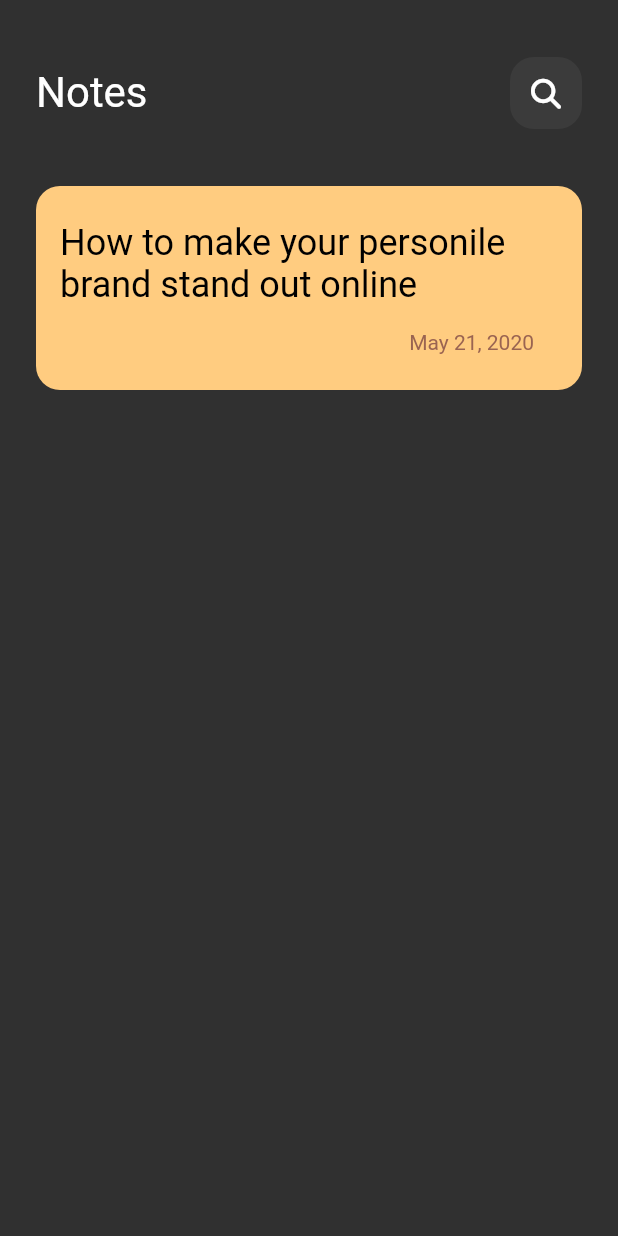
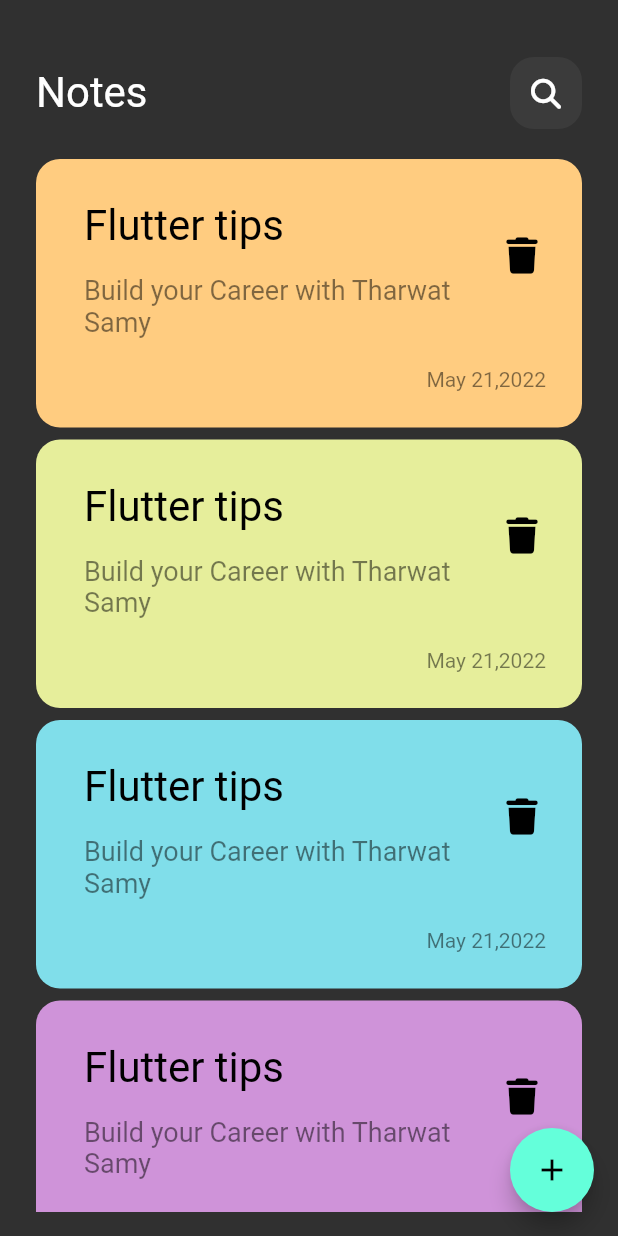
Before and after one commit to tharwatsamy/hive_play_ground, a Flutter app: the screen it shows after launch, on a phone screen of 412 x 824 dp. Run offline on Flutter 3.47's test engine with Material 2 defaults, Android fonts, the phone set to English and light mode, and no system bars; our stand-ins replace font_awesome_flutter, get, hive_flutter; accounts and stored records are empty.

Commit message:
refactor code

```diff
--- a/lib/main.dart
+++ b/lib/main.dart
@@ -1,6 +1,7 @@
 import 'package:flutter/material.dart';
+import 'package:get/get.dart';
 import 'package:hive_flutter/hive_flutter.dart';
-import 'package:hive_play_ground/views/todos_view.dart';
+import 'package:hive_play_ground/views/todos%20view/todos_view.dart';
 
 void main() async {
   await Hive.initFlutter();
@@ -12,7 +13,7 @@ class TodoApp extends StatelessWidget {
 
   @override
   Widget build(BuildContext context) {
-    return MaterialApp(
+    return GetMaterialApp(
       debugShowCheckedModeBanner: false,
       theme: ThemeData.dark(),
       home: const TodosView(),
--- /dev/null
+++ b/lib/views/todos view/todos_view.dart
@@ -0,0 +1,21 @@
+import 'package:flutter/material.dart';
+import 'package:get/get.dart';
+
+import 'widgets/todos_view_body.dart';
+
+class TodosView extends StatelessWidget {
+  const TodosView({Key? key}) : super(key: key);
+
+  @override
+  Widget build(BuildContext context) {
+    return Scaffold(
+      floatingActionButton: FloatingActionButton(
+        onPressed: () {
+
+        },
+        child: const Icon(Icons.add),
+      ),
+      body: const TodosViewBody(),
+    );
+  }
+}
--- a/lib/views/widgets/custom_app_bar.dart
+++ b/lib/views/todos view/widgets/custom_app_bar.dart
@@ -1,7 +1,6 @@
+import 'package:flutter/material.dart';
+import 'package:hive_play_ground/views/todos%20view/widgets/search_icon.dart';
 
-
-import 'package:flutter/material.dart';
-import 'package:hive_play_ground/views/widgets/search_icon.dart';
 class CustomAppBar extends StatelessWidget {
   const CustomAppBar({Key? key}) : super(key: key);
 
--- /dev/null
+++ b/lib/views/todos view/widgets/note_item.dart
@@ -0,0 +1,66 @@
+import 'package:flutter/material.dart';
+import 'package:font_awesome_flutter/font_awesome_flutter.dart';
+
+class NoteItem extends StatelessWidget {
+  const NoteItem({Key? key, required this.color, required this.text})
+      : super(key: key);
+
+  final Color color;
+  final String text;
+  @override
+  Widget build(BuildContext context) {
+    return Container(
+      width: double.infinity,
+      padding: const EdgeInsets.only(left: 16, top: 24, bottom: 24),
+      decoration: BoxDecoration(
+        borderRadius: BorderRadius.circular(16),
+        color: color,
+      ),
+      child: Column(
+        crossAxisAlignment: CrossAxisAlignment.end,
+        children: [
+          ListTile(
+            title: Text(
+              text,
+              style: const TextStyle(
+                color: Colors.black,
+                fontSize: 28,
+              ),
+            ),
+            subtitle: Padding(
+              padding: const EdgeInsets.only(top: 16),
+              child: Text(
+                "Build your Career with Tharwat Samy",
+                maxLines: 3,
+                style: TextStyle(
+                  color: Colors.black.withOpacity(.5),
+                  fontSize: 18,
+                ),
+              ),
+            ),
+            trailing: IconButton(
+                onPressed: () {},
+                icon: const Icon(
+                  FontAwesomeIcons.trash,
+                  color: Colors.black,
+                )),
+          ),
+          const SizedBox(
+            height: 16,
+          ),
+          Padding(
+            padding: const EdgeInsets.symmetric(horizontal: 24),
+            child: Text(
+              "May 21,2022",
+              maxLines: 3,
+              textAlign: TextAlign.end,
+              style: TextStyle(
+                color: Colors.black.withOpacity(.5),
+              ),
+            ),
+          )
+        ],
+      ),
+    );
+  }
+}
--- /dev/null
+++ b/lib/views/todos view/widgets/notes_list_view.dart
@@ -0,0 +1,28 @@
+import 'package:flutter/material.dart';
+
+import 'note_item.dart';
+
+class NotesListView extends StatelessWidget {
+  const NotesListView({
+    Key? key,
+    required this.data,
+  }) : super(key: key);
+
+  final List<Color> data;
+
+  @override
+  Widget build(BuildContext context) {
+    return ListView.builder(
+        padding: EdgeInsets.zero,
+        itemCount: data.length,
+        itemBuilder: (context, index) {
+          return Padding(
+            padding: const EdgeInsets.symmetric(vertical: 4),
+            child: NoteItem(
+              text: 'Flutter tips',
+              color: data[index],
+            ),
+          );
+        });
+  }
+}
--- /dev/null
+++ b/lib/views/todos view/widgets/todos_view_body.dart
@@ -0,0 +1,40 @@
+import 'package:flutter/cupertino.dart';
+import 'package:flutter/material.dart';
+import 'package:flutter/src/foundation/key.dart';
+import 'package:flutter/src/widgets/framework.dart';
+import 'package:font_awesome_flutter/font_awesome_flutter.dart';
+
+import 'custom_app_bar.dart';
+import 'note_item.dart';
+import 'notes_list_view.dart';
+
+class TodosViewBody extends StatelessWidget {
+  const TodosViewBody({Key? key}) : super(key: key);
+
+  final List<Color> data = const [
+    Color(0xffffcc80),
+    Color(0xffe6ee9b),
+    Color(0xff80deea),
+    Color(0xffcf93d9),
+  ];
+  @override
+  Widget build(BuildContext context) {
+    return Padding(
+      padding: const EdgeInsets.symmetric(horizontal: 24),
+      child: Column(
+        children: [
+          const SizedBox(
+            height: 38,
+          ),
+          const CustomAppBar(),
+          Expanded(
+            child: Padding(
+              padding: const EdgeInsets.symmetric(vertical: 16),
+              child: NotesListView(data: data),
+            ),
+          )
+        ],
+      ),
+    );
+  }
+}
--- a/lib/views/todos_view.dart
+++ /dev/null
@@ -1,14 +0,0 @@
-import 'package:flutter/material.dart';
-import 'package:hive_play_ground/views/widgets/todos_view_body.dart';
-
-class TodosView extends StatelessWidget {
-  const TodosView({Key? key}) : super(key: key);
-
-  @override
-  Widget build(BuildContext context) {
-    return const Scaffold(
-
-      body: TodosViewBody(),
-    );
-  }
-}
--- a/lib/views/widgets/todos_view_body.dart
+++ /dev/null
@@ -1,73 +0,0 @@
-import 'package:flutter/cupertino.dart';
-import 'package:flutter/material.dart';
-import 'package:flutter/src/foundation/key.dart';
-import 'package:flutter/src/widgets/framework.dart';
-import 'package:font_awesome_flutter/font_awesome_flutter.dart';
-
-import 'custom_app_bar.dart';
-
-class TodosViewBody extends StatelessWidget {
-  const TodosViewBody({Key? key}) : super(key: key);
-
-  @override
-  Widget build(BuildContext context) {
-    return Padding(
-      padding: const EdgeInsets.symmetric(horizontal: 24),
-      child: Column(
-        children: const [
-          SizedBox(
-            height: 38,
-          ),
-          CustomAppBar(),
-          SizedBox(
-            height: 38,
-          ),
-          NoteItem(
-            color: Color(0xffffcc80),
-          ),
-        ],
-      ),
-    );
-  }
-}
-
-class NoteItem extends StatelessWidget {
-  const NoteItem({Key? key, required this.color}) : super(key: key);
-
-  final Color color;
-  @override
-  Widget build(BuildContext context) {
-    return Container(
-      width: double.infinity,
-      padding: const EdgeInsets.only(left: 16, right: 32, top: 24, bottom: 24),
-      decoration: BoxDecoration(
-        borderRadius: BorderRadius.circular(16),
-        color: color,
-      ),
-      child: Column(
-        crossAxisAlignment: CrossAxisAlignment.stretch,
-        mainAxisSize: MainAxisSize.min,
-        children: const [
-          Text(
-            'How to make your personile brand stand out online',
-            textAlign: TextAlign.left,
-            style: TextStyle(
-              color: Colors.black,
-              fontSize: 24,
-            ),
-          ),
-          SizedBox(
-            height: 16,
-          ),
-          Text(
-            'May 21, 2020',
-            textAlign: TextAlign.end,
-            style: TextStyle(
-              color: Color(0xff9a6451),
-            ),
-          ),
-        ],
-      ),
-    );
-  }
-}
--- a/pubspec.yaml
+++ b/pubspec.yaml
@@ -32,6 +32,7 @@ dependencies:
     sdk: flutter
   flutter_staggered_grid_view: ^0.6.2
   font_awesome_flutter: ^10.2.1
+  get: ^4.6.5
   hive: ^2.2.3
   hive_flutter: ^1.1.0
   path_provider: ^2.0.11
```
Also changed, not shown: lib/views/todos view/widgets/search_icon.dart (renamed from lib/views/widgets/search_icon.dart), pubspec.lock.
